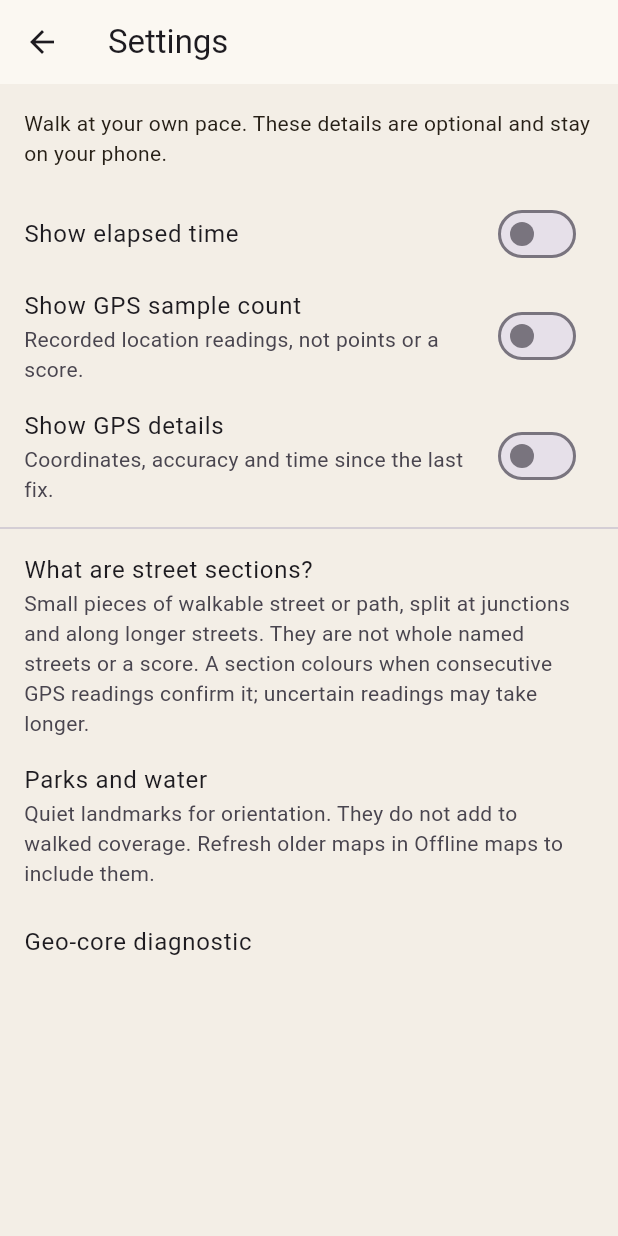
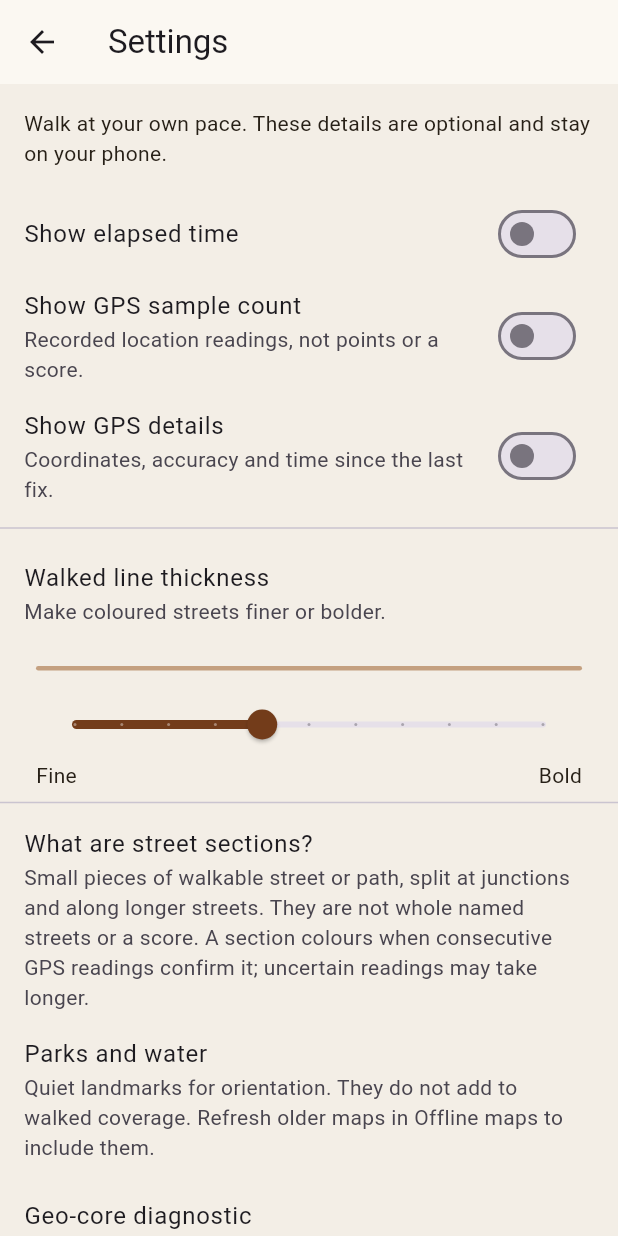
Before and after one commit to utrost/Wanderlust, a Flutter app: the SettingsScreen screen opened directly with empty values, on a phone screen of 412 x 824 dp. Run offline on Flutter 3.47's test engine with Material 3 defaults, Android fonts, the phone set to English and light mode, and no system bars; our stand-ins replace file_picker, geolocator, sqflite; missing offline and left inert: dart:ffi; accounts and stored records are empty; Roboto replaces fonts that are missing (Work Sans).

Commit message:
Make walked line thickness and offline map size configurable

```diff
--- a/app/lib/maps/osm_network.dart
+++ b/app/lib/maps/osm_network.dart
@@ -93,7 +93,9 @@ class OsmNetwork {
     required String name,
   }) {
     if (utf8.encode(xml).length > 16 * 1024 * 1024) {
-      throw const FormatException('Map response is too large.');
+      throw const FormatException(
+        'This area is too detailed to download. Choose a smaller map size.',
+      );
     }
     if (bbox.length != 4 ||
         bbox.any((v) => !v.isFinite) ||
@@ -111,7 +113,7 @@ class OsmNetwork {
         root.findAllElements('remark').isNotEmpty ||
         doc.children.any((n) => n is XmlDoctype)) {
       throw const FormatException(
-        'Map server returned incomplete data. Try again later.',
+        'Map server returned incomplete data. Choose a smaller size or retry later.',
       );
     }
     Map<String, String> tags(XmlElement e) => {
--- a/app/lib/screens/settings_screen.dart
+++ b/app/lib/screens/settings_screen.dart
@@ -18,6 +18,7 @@ class SettingsScreen extends StatefulWidget {
 class _SettingsScreenState extends State<SettingsScreen> {
   late WalkPreferences value = widget.initial;
   bool busy = false;
+  double? _previewWidth;
   String? error;
   Future<void> change(WalkPreferences next) async {
     setState(() {
@@ -50,15 +51,7 @@ class _SettingsScreenState extends State<SettingsScreen> {
         SwitchListTile(
           title: const Text('Show elapsed time'),
           value: value.showTime,
-          onChanged: busy
-              ? null
-              : (v) => change(
-                  WalkPreferences(
-                    showTime: v,
-                    showSamples: value.showSamples,
-                    showGps: value.showGps,
-                  ),
-                ),
+          onChanged: busy ? null : (v) => change(value.copyWith(showTime: v)),
         ),
         SwitchListTile(
           title: const Text('Show GPS sample count'),
@@ -68,13 +61,7 @@ class _SettingsScreenState extends State<SettingsScreen> {
           value: value.showSamples,
           onChanged: busy
               ? null
-              : (v) => change(
-                  WalkPreferences(
-                    showTime: value.showTime,
-                    showSamples: v,
-                    showGps: value.showGps,
-                  ),
-                ),
+              : (v) => change(value.copyWith(showSamples: v)),
         ),
         SwitchListTile(
           title: const Text('Show GPS details'),
@@ -82,15 +69,50 @@ class _SettingsScreenState extends State<SettingsScreen> {
             'Coordinates, accuracy and time since the last fix.',
           ),
           value: value.showGps,
-          onChanged: busy
-              ? null
-              : (v) => change(
-                  WalkPreferences(
-                    showTime: value.showTime,
-                    showSamples: value.showSamples,
-                    showGps: v,
+          onChanged: busy ? null : (v) => change(value.copyWith(showGps: v)),
+        ),
+        const Divider(),
+        const ListTile(
+          title: Text('Walked line thickness'),
+          subtitle: Text('Make coloured streets finer or bolder.'),
+        ),
+        Padding(
+          padding: const EdgeInsets.symmetric(horizontal: 24),
+          child: Column(
+            children: [
+              Semantics(
+                label: 'Walked line preview',
+                child: Container(
+                  height: _previewWidth ?? value.walkedLineWidth,
+                  margin: const EdgeInsets.symmetric(vertical: 12),
+                  decoration: BoxDecoration(
+                    color: const Color(0xFFC4A080),
+                    borderRadius: BorderRadius.circular(8),
                   ),
                 ),
+              ),
+              Slider(
+                key: const Key('walked-line-width'),
+                min: 1,
+                max: 6,
+                divisions: 10,
+                value: _previewWidth ?? value.walkedLineWidth,
+                onChanged: busy
+                    ? null
+                    : (v) => setState(() => _previewWidth = v),
+                onChangeEnd: busy
+                    ? null
+                    : (v) async {
+                        await change(value.copyWith(walkedLineWidth: v));
+                        if (mounted) setState(() => _previewWidth = null);
+                      },
+              ),
+              const Row(
+                mainAxisAlignment: MainAxisAlignment.spaceBetween,
+                children: [Text('Fine'), Text('Bold')],
+              ),
+            ],
+          ),
         ),
         if (error != null)
           Padding(padding: const EdgeInsets.all(16), child: Text(error!)),
--- a/app/lib/settings/walk_preferences.dart
+++ b/app/lib/settings/walk_preferences.dart
@@ -3,19 +3,57 @@ class WalkPreferences {
     this.showTime = false,
     this.showSamples = false,
     this.showGps = false,
+    this.walkedLineWidth = 3,
+    this.mapSizeKm = 4,
   });
   final bool showTime;
   final bool showSamples;
   final bool showGps;
-  Map<String, bool> toJson() => {
+
+  /// Maximum screen-space stroke width; keeps zoomed-in coverage legible.
+  final double walkedLineWidth;
+  final int mapSizeKm;
+
+  WalkPreferences copyWith({
+    bool? showTime,
+    bool? showSamples,
+    bool? showGps,
+    double? walkedLineWidth,
+    int? mapSizeKm,
+  }) => WalkPreferences(
+    showTime: showTime ?? this.showTime,
+    showSamples: showSamples ?? this.showSamples,
+    showGps: showGps ?? this.showGps,
+    walkedLineWidth: walkedLineWidth ?? this.walkedLineWidth,
+    mapSizeKm: mapSizeKm ?? this.mapSizeKm,
+  );
+
+  Map<String, Object> toJson() => {
     'showTime': showTime,
     'showSamples': showSamples,
     'showGps': showGps,
+    'walkedLineWidth': walkedLineWidth,
+    'mapSizeKm': mapSizeKm,
   };
-  factory WalkPreferences.fromJson(Map<String, dynamic> json) =>
-      WalkPreferences(
-        showTime: json['showTime'] == true,
-        showSamples: json['showSamples'] == true,
-        showGps: json['showGps'] == true,
-      );
+  factory WalkPreferences.fromJson(Map<String, dynamic> json) {
+    final width = json['walkedLineWidth'];
+    final size = json['mapSizeKm'];
+    return WalkPreferences(
+      showTime: json['showTime'] == true,
+      showSamples: json['showSamples'] == true,
+      showGps: json['showGps'] == true,
+      walkedLineWidth:
+          width is num && width.isFinite && width >= 1 && width <= 6
+          ? width.toDouble()
+          : 3,
+      mapSizeKm:
+          size is num &&
+              size.isFinite &&
+              size >= 1 &&
+              size <= 25 &&
+              size == size.roundToDouble()
+          ? size.toInt()
+          : 4,
+    );
+  }
 }
```
Also changed, not shown: app/lib/maps/map_download.dart (+36 -10 lines), app/lib/screens/map_screen.dart (+7 -0 lines), app/lib/screens/offline_maps_screen.dart (+46 -2 lines), app/lib/widgets/area_map.dart (+13 -1 lines), 7 other files.
